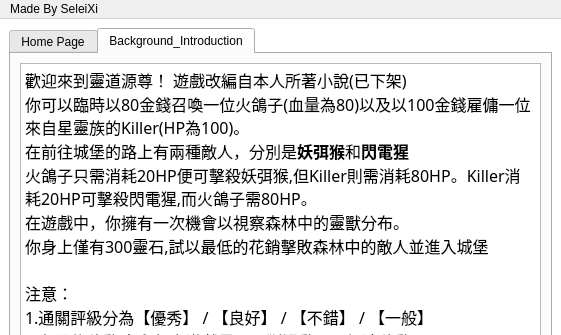
Qt form menu2.ui (SeleiXi/lord-game) before a commit; both pictures show x 0 to 561 and y 0 to 335 of the 561 by 683 pixel window.
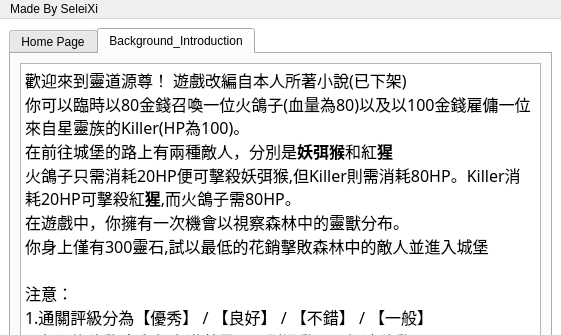
The same form after that commit. Icons and pictures are not drawn.

What changed in the file:
```diff
--- a/menu2.ui
+++ b/menu2.ui
@@ -83,8 +83,8 @@
 &lt;/style&gt;&lt;/head&gt;&lt;body style=&quot; font-family:'MiSans Heavy'; font-size:28pt; font-weight:600; font-style:normal;&quot;&gt;
 &lt;p style=&quot; margin-top:0px; margin-bottom:0px; margin-left:0px; margin-right:0px; -qt-block-indent:0; text-indent:0px;&quot;&gt;&lt;span style=&quot; font-size:12pt; font-weight:400;&quot;&gt;歡迎來到靈道源尊！ 遊戲改編自本人所著小說(已下架)&lt;/span&gt;&lt;/p&gt;
 &lt;p style=&quot; margin-top:0px; margin-bottom:0px; margin-left:0px; margin-right:0px; -qt-block-indent:0; text-indent:0px;&quot;&gt;&lt;span style=&quot; font-size:12pt; font-weight:400;&quot;&gt;你可以臨時以80金錢召喚一位火鴿子(血量為80)以及以100金錢雇傭一位來自星靈族的Killer(HP為100)。&lt;/span&gt;&lt;/p&gt;
-&lt;p style=&quot; margin-top:0px; margin-bottom:0px; margin-left:0px; margin-right:0px; -qt-block-indent:0; text-indent:0px;&quot;&gt;&lt;span style=&quot; font-size:12pt; font-weight:400;&quot;&gt;在前往城堡的路上有兩種敵人，分別是&lt;/span&gt;&lt;span style=&quot; font-size:12pt;&quot;&gt;妖弭猴&lt;/span&gt;&lt;span style=&quot; font-size:12pt; font-weight:400;&quot;&gt;和&lt;/span&gt;&lt;span style=&quot; font-size:12pt;&quot;&gt;閃電猩&lt;/span&gt;&lt;/p&gt;
-&lt;p style=&quot; margin-top:0px; margin-bottom:0px; margin-left:0px; margin-right:0px; -qt-block-indent:0; text-indent:0px;&quot;&gt;&lt;span style=&quot; font-size:12pt; font-weight:400;&quot;&gt;火鴿子只需消耗20HP便可擊殺妖弭猴,但Killer則需消耗80HP。Killer消耗20HP可擊殺閃電猩,而火鴿子需80HP。&lt;/span&gt;&lt;/p&gt;
+&lt;p style=&quot; margin-top:0px; margin-bottom:0px; margin-left:0px; margin-right:0px; -qt-block-indent:0; text-indent:0px;&quot;&gt;&lt;span style=&quot; font-size:12pt; font-weight:400;&quot;&gt;在前往城堡的路上有兩種敵人，分別是&lt;/span&gt;&lt;span style=&quot; font-size:12pt;&quot;&gt;妖弭猴&lt;/span&gt;&lt;span style=&quot; font-size:12pt; font-weight:400;&quot;&gt;和紅&lt;/span&gt;&lt;span style=&quot; font-size:12pt;&quot;&gt;猩&lt;/span&gt;&lt;/p&gt;
+&lt;p style=&quot; margin-top:0px; margin-bottom:0px; margin-left:0px; margin-right:0px; -qt-block-indent:0; text-indent:0px;&quot;&gt;&lt;span style=&quot; font-size:12pt; font-weight:400;&quot;&gt;火鴿子只需消耗20HP便可擊殺妖弭猴,但Killer則需消耗80HP。Killer消耗20HP可擊殺紅&lt;/span&gt;&lt;span style=&quot; font-size:12pt;&quot;&gt;猩&lt;/span&gt;&lt;span style=&quot; font-size:12pt; font-weight:400;&quot;&gt;,而火鴿子需80HP。&lt;/span&gt;&lt;/p&gt;
 &lt;p style=&quot; margin-top:0px; margin-bottom:0px; margin-left:0px; margin-right:0px; -qt-block-indent:0; text-indent:0px;&quot;&gt;&lt;span style=&quot; font-size:12pt; font-weight:400;&quot;&gt;在遊戲中，你擁有一次機會以視察森林中的靈獸分布。&lt;/span&gt;&lt;/p&gt;
 &lt;p style=&quot; margin-top:0px; margin-bottom:0px; margin-left:0px; margin-right:0px; -qt-block-indent:0; text-indent:0px;&quot;&gt;&lt;span style=&quot; font-size:12pt; font-weight:400;&quot;&gt;你身上僅有300靈石,試以最低的花銷擊敗森林中的敵人並進入城堡&lt;/span&gt;&lt;/p&gt;
 &lt;p style=&quot;-qt-paragraph-type:empty; margin-top:0px; margin-bottom:0px; margin-left:0px; margin-right:0px; -qt-block-indent:0; text-indent:0px; font-size:12pt; font-weight:400;&quot;&gt;&lt;br /&gt;&lt;/p&gt;
```
